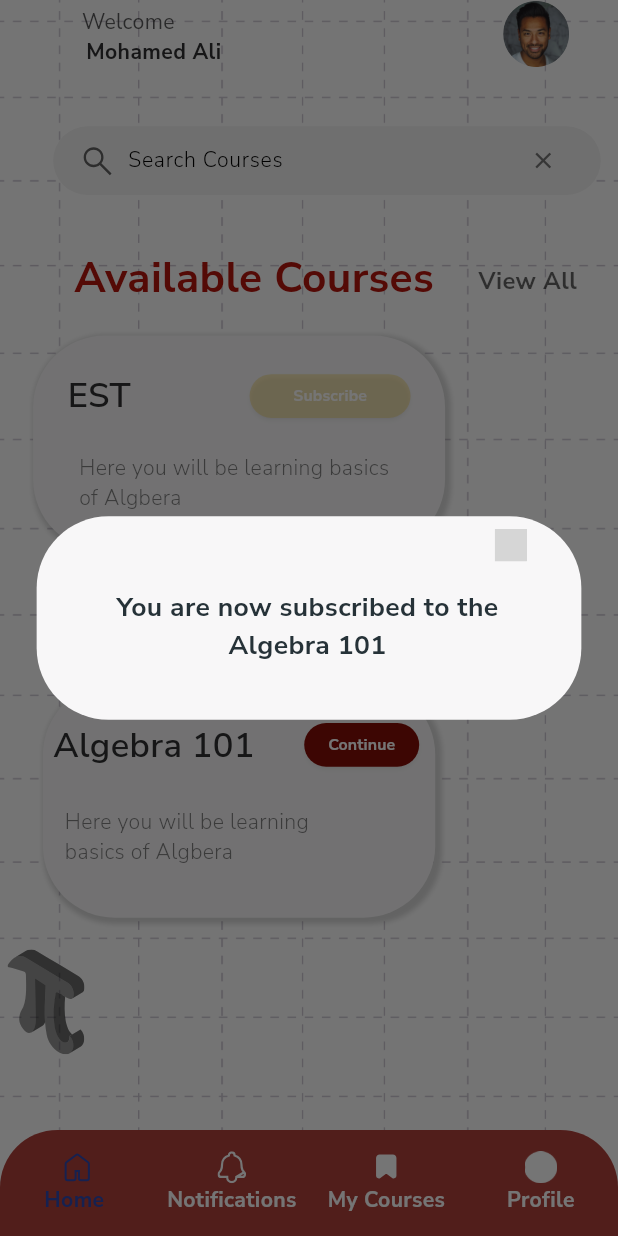
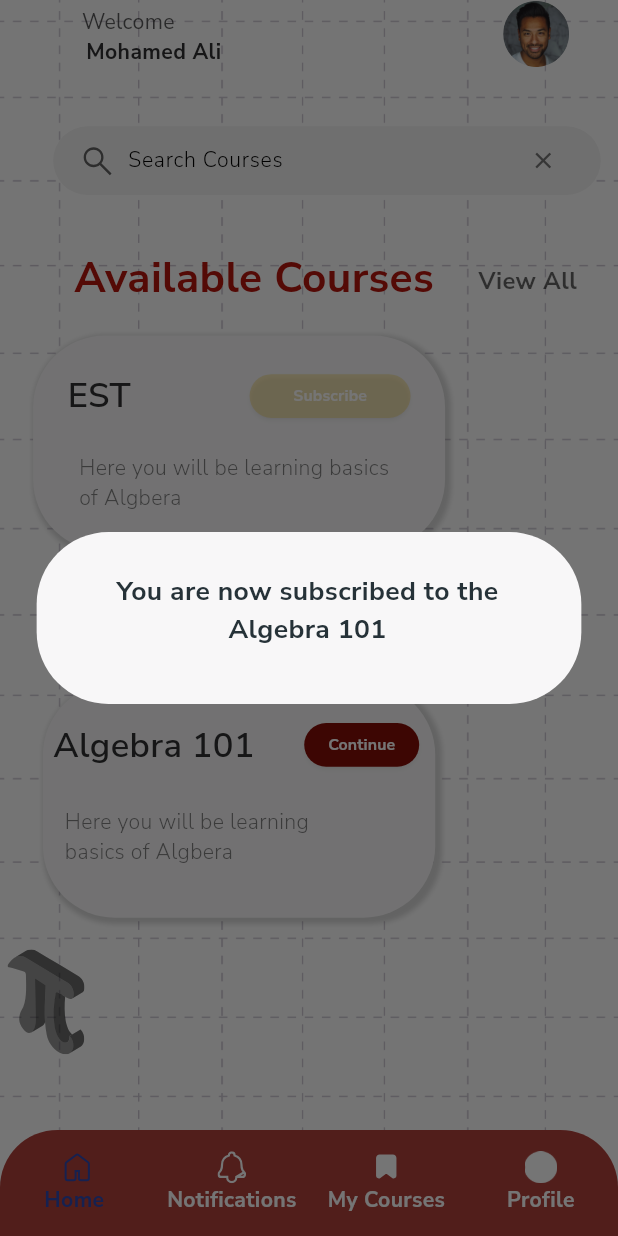
Before and after one commit to ziyadmansy/math-courses-generated-flutter-app, a Flutter app: the HomeScreen screen opened by its route, after a tap on "Subscribe", on a phone screen of 412 x 824 dp. Run offline on Flutter 3.47's test engine with Material 3 defaults, Android fonts, the light colour scheme and no system bars; our stand-ins replace cached_network_image, connectivity_plus, flutter_svg, google_maps_flutter, shared_preferences; accounts and stored records are empty; grey boxes are pictures that could not be loaded.

Commit message:
dialog ref

```diff
--- a/lib/presentation/courses_dialog/courses_dialog.dart
+++ b/lib/presentation/courses_dialog/courses_dialog.dart
@@ -40,12 +40,6 @@ class CoursesDialogState extends State<CoursesDialog> {
       child: Column(
         mainAxisSize: MainAxisSize.min,
         children: [
-          CustomImageView(
-            imagePath: ImageConstant.imgCloseFill0WghPrimary,
-            height: 24.adaptSize,
-            width: 24.adaptSize,
-            alignment: Alignment.centerRight,
-          ),
           SizedBox(height: 21.v),
           Container(
             width: 283.h,
```
